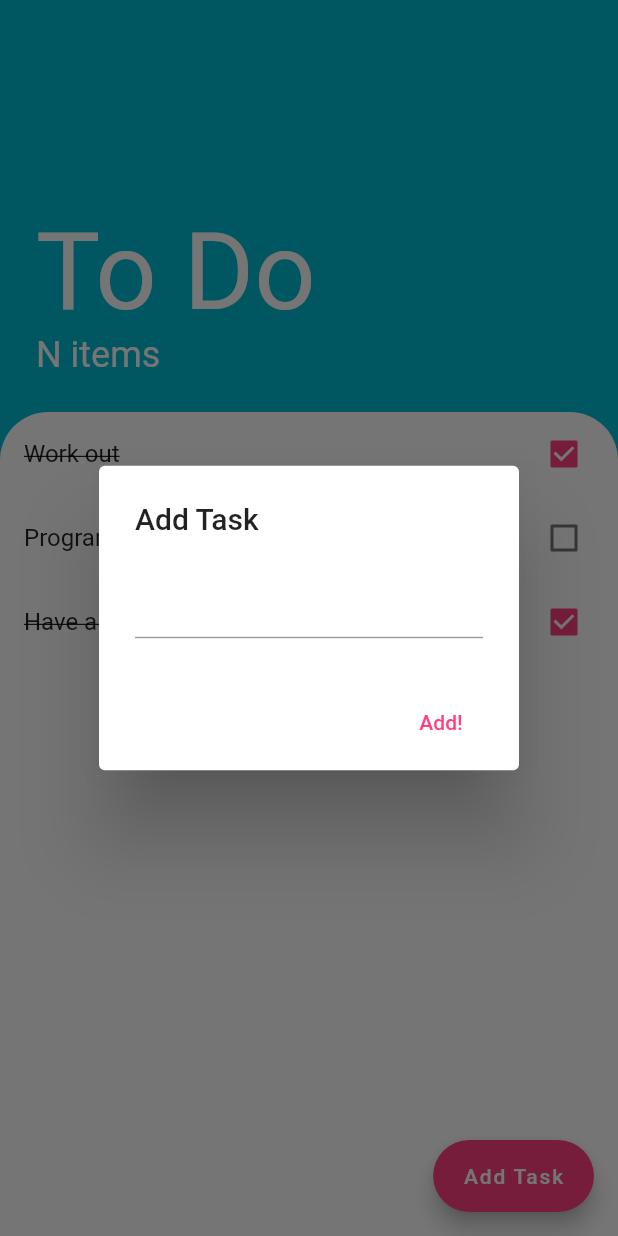
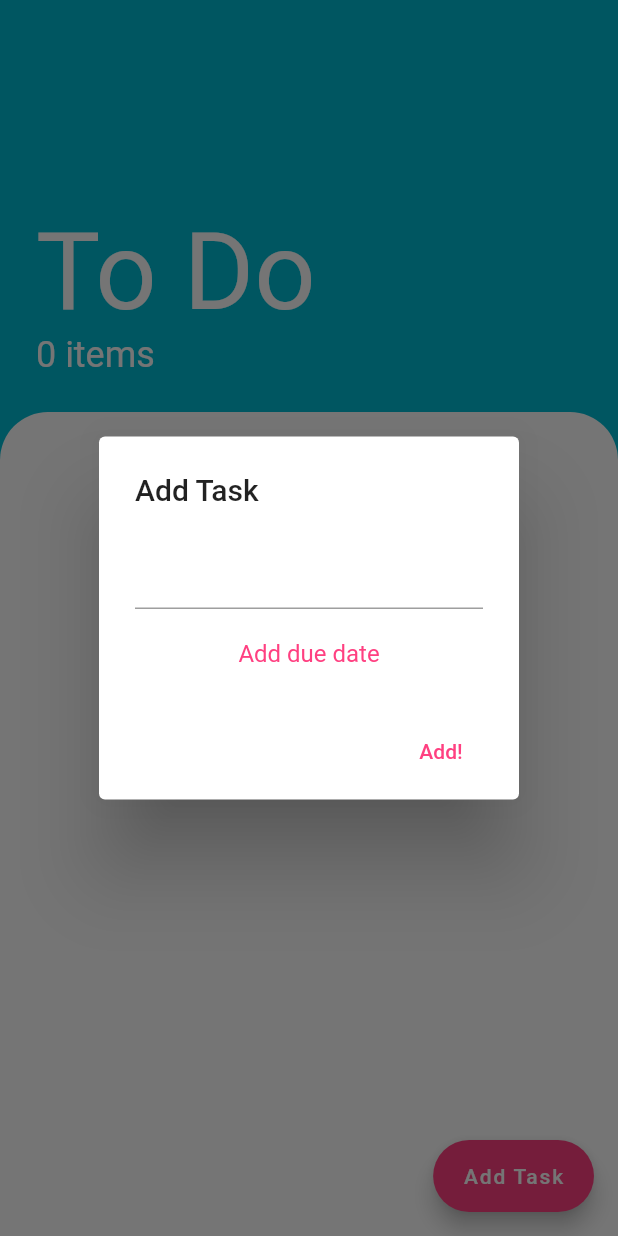
Before and after one commit to APITEC/to_do_list, a Flutter app: the screen it shows after launch, after a tap on "Add Task", on a phone screen of 412 x 824 dp. Run offline on Flutter 3.47's test engine with Material 2 defaults, Android fonts, the phone set to English and light mode, and no system bars.

Commit message:
Added due date and task elimination.

```diff
--- a/lib/task.dart
+++ b/lib/task.dart
@@ -4,27 +4,35 @@ class TaskTile extends StatelessWidget {
   const TaskTile({
     Key key,
     @required this.toDo,
-    @required this.callback,
+    @required this.changeTaskStatus,
+    @required this.deleteTask,
   }) : super(key: key);
 
   final Map toDo;
-  final Function callback;
+  final Function changeTaskStatus;
+  final Function deleteTask;
 
   @override
   Widget build(BuildContext context) {
-    return CheckboxListTile(
+    return GestureDetector(
+      onLongPress: () {
+        deleteTask();
+      },
+      child: CheckboxListTile(
         title: Text(
           toDo['name'],
           style: TextStyle(
             decoration: toDo['status'] ? TextDecoration.lineThrough : null,
           ),
         ),
+        subtitle: Text(toDo['dueDate'] != '' ? 'due on ${toDo['dueDate']}' : ''),
         checkColor: Colors.white,
         activeColor: Colors.pinkAccent,
         value: toDo['status'],
         onChanged: (value) {
-        callback(value);
+          changeTaskStatus(value);
         },
+      ),
     );
   }
 }
--- a/lib/to_do_list.dart
+++ b/lib/to_do_list.dart
@@ -1,3 +1,4 @@
+import 'package:flutter/cupertino.dart';
 import 'package:flutter/material.dart';
 
 // Widgets
@@ -9,11 +10,20 @@ class ToDoList extends StatefulWidget {
 }
 
 class _ToDoListState extends State<ToDoList> {
-  List toDoList = [
-    {'name': 'Work out', 'status': true},
-    {'name': 'Program', 'status': false},
-    {'name': 'Have a drink', 'status': true}
-  ];
+  String newTaskName;
+  String newDueDate = '';
+  List toDoList = [];
+
+  int getIncompleteTasks() {
+    int incompleteTasks = 0;
+
+    toDoList.forEach((task) {
+      if (!task['status']) {
+        incompleteTasks++;
+      }
+    });
+    return incompleteTasks;
+  }
 
   @override
   Widget build(BuildContext context) {
@@ -37,7 +47,7 @@ class _ToDoListState extends State<ToDoList> {
                     ),
                   ),
                   Text(
-                    'N items',
+                    '${toDoList.where((task) => !task['status']).length} items',
                     style: TextStyle(
                       color: Colors.white,
                       fontSize: 24,
@@ -61,9 +71,16 @@ class _ToDoListState extends State<ToDoList> {
                 itemBuilder: (context, index) {
                   return TaskTile(
                     toDo: toDoList[index],
-                    callback: (status) {
+                    changeTaskStatus: (status) {
+                      setState(
+                        () {
+                          toDoList[index]['status'] = status;
+                        },
+                      );
+                    },
+                    deleteTask: () {
                       setState(() {
-                        toDoList[index]['status'] = status;
+                        toDoList.removeAt(index);
                       });
                     },
                   );
@@ -80,10 +97,44 @@ class _ToDoListState extends State<ToDoList> {
             context: context,
             builder: (context) => AlertDialog(
               title: Text('Add Task'),
-              content: TextField(),
+              content: Column(
+                mainAxisSize: MainAxisSize.min,
+                children: <Widget>[
+                  TextField(
+                    onChanged: (value) {
+                      newTaskName = value;
+                    },
+                  ),
+                  SizedBox(
+                    height: 20,
+                  ),
+                  GestureDetector(
+                    onTap: () async {
+                      var selectedDate = await showDatePicker(
+                        context: context,
+                        firstDate: DateTime.now(),
+                        initialDate: DateTime.now(),
+                        lastDate: DateTime(2030),
+                      );
+                      print(selectedDate);
+                      newDueDate = '${selectedDate.day}/${selectedDate.month}/${selectedDate.year}';
+                    },
+                    child: Text(
+                      'Add due date',
+                      style: TextStyle(color: Colors.pinkAccent),
+                    ),
+                  ),
+                ],
+              ),
               actions: <Widget>[
                 FlatButton(
-                  onPressed: () {},
+                  onPressed: () {
+                    setState(() {
+                      toDoList.add({'name': newTaskName, 'status': false, 'dueDate': newDueDate});
+                    });
+                    newDueDate = '';
+                    Navigator.pop(context);
+                  },
                   child: Text(
                     'Add!',
                     style: TextStyle(color: Colors.pinkAccent),
```
Lines whose indentation alone changed are shown as unchanged.
